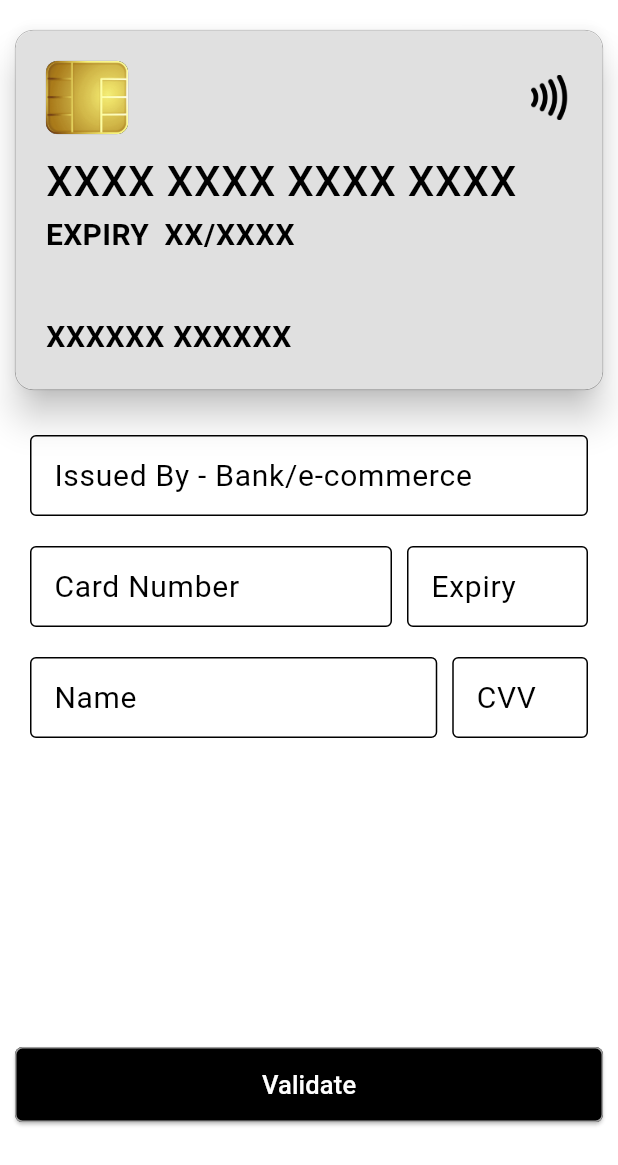
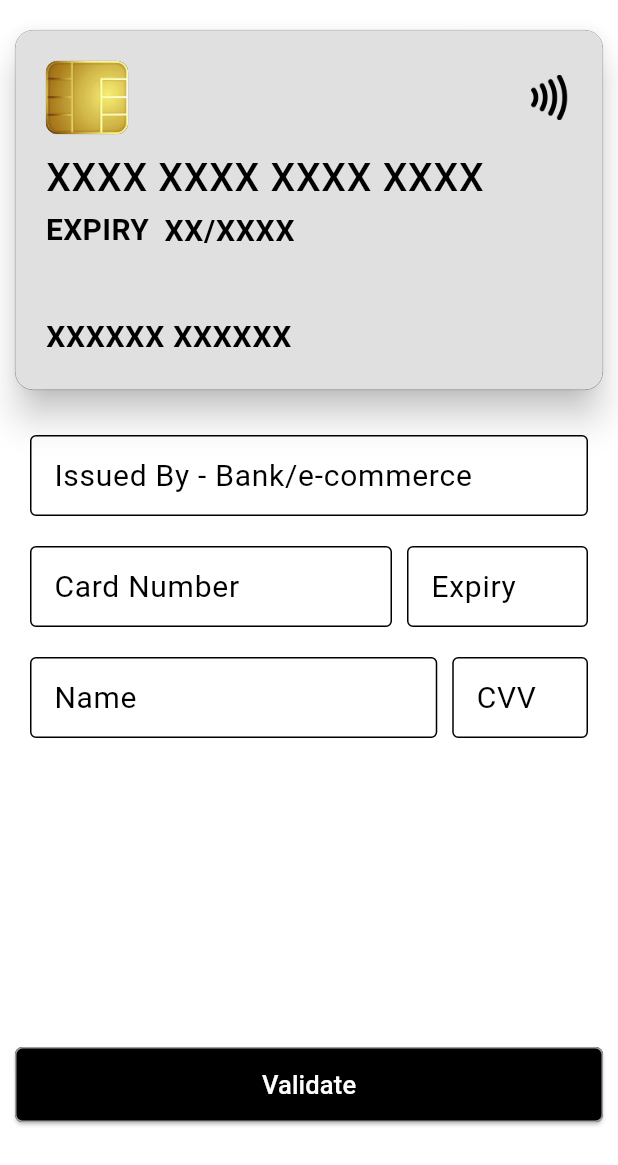
Before and after one commit to vinay416/cards-walllet, a Flutter app: the AddCardView widget shown alone on an empty page, opened directly, on a phone screen of 412 x 824 dp. Shown: the top 1165 px of the screen. Run offline on Flutter 3.47's test engine with Material 3 defaults, Android fonts, the phone set to English and light mode, and no system bars; our stand-ins replace flutter_secure_storage, flutter_slidable, fluttertoast, local_auth, mask_text_input_formatter, shimmer; missing offline and left inert: flutter_jailbreak_detection, loading_animations, local_auth_android, local_auth_darwin, secure_application; accounts and stored records are empty.

Commit message:
UI fixes

```diff
--- a/lib/add_card/add_card_view.dart
+++ b/lib/add_card/add_card_view.dart
@@ -58,11 +58,13 @@ class _AddCardViewState extends State<AddCardView> with OverlayLoaderMixin {
         FocusScope.of(context).unfocus();
         showFront();
       },
-      child: FractionallySizedBox(
-        heightFactor: 0.92,
-        child: Padding(
-          padding: const EdgeInsets.all(10).copyWith(top: 20),
-          child: buildForm(),
+      child: SafeArea(
+        child: FractionallySizedBox(
+          heightFactor: 0.92,
+          child: Padding(
+            padding: const EdgeInsets.all(10).copyWith(top: 20),
+            child: buildForm(),
+          ),
         ),
       ),
     );
--- a/lib/all_cards/all_cards_view.dart
+++ b/lib/all_cards/all_cards_view.dart
@@ -63,7 +63,7 @@ class _AllCardsViewState extends State<AllCardsView> {
               : const Icon(Icons.edit_square, color: Colors.blue),
         );
       },
-      selector: (p0, p1) => p1.isEditMode,
+      selector: (p0, p1) => p1.isEditMode && p1.cards.isNotEmpty,
     );
   }
 
--- a/lib/all_cards/edit_mode/edit_mode_cards_builder.dart
+++ b/lib/all_cards/edit_mode/edit_mode_cards_builder.dart
@@ -17,6 +17,7 @@ class EditModeCardsBuilder extends StatelessWidget with OverlayLoaderMixin {
     final vm = context.read<CardsViewModel>();
 
     return ReorderableListView.builder(
+      shrinkWrap: true,
       physics: const BouncingScrollPhysics(),
       padding: const EdgeInsets.symmetric(vertical: 20),
       itemBuilder: (context, index) {
--- a/lib/card_view/widgets/front_card_view.dart
+++ b/lib/card_view/widgets/front_card_view.dart
@@ -97,7 +97,7 @@ class FrontCardView extends StatelessWidget with CardTypeDetectorMixin {
         isCollapsed: true,
       ),
       style: TextStyle(
-        fontSize: 28,
+        fontSize: 26,
         fontWeight: FontWeight.w500,
         color: cardTextColor(card),
       ),
--- a/lib/main.dart
+++ b/lib/main.dart
@@ -3,8 +3,8 @@ import 'dart:developer';
 import 'package:flutter/material.dart';
 import 'package:provider/provider.dart';
 import 'package:secure_application/secure_application.dart';
-import 'package:security/all_cards/all_cards_view.dart';
 import 'package:security/src/biometric_auth.dart';
+import 'package:security/src/home_screen.dart';
 
 import 'core/cards_local_storage.dart';
 import 'view_model/cards_view_model.dart';
@@ -30,7 +30,7 @@ class MainApp extends StatelessWidget {
         darkTheme: ThemeData(
           colorScheme: const ColorScheme.dark(primary: Colors.white),
         ),
-        home: const AllCardsView(),
+        home: const HomeScreen(),
         debugShowCheckedModeBanner: false,
         builder: (context, child) {
           return SecureApplication(
```
Also changed, not shown: lib/src/home_screen.dart (+32 -30 lines).
